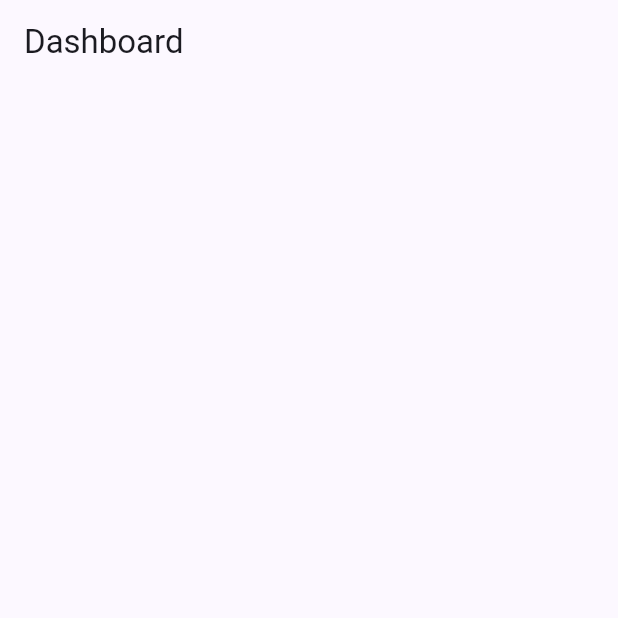
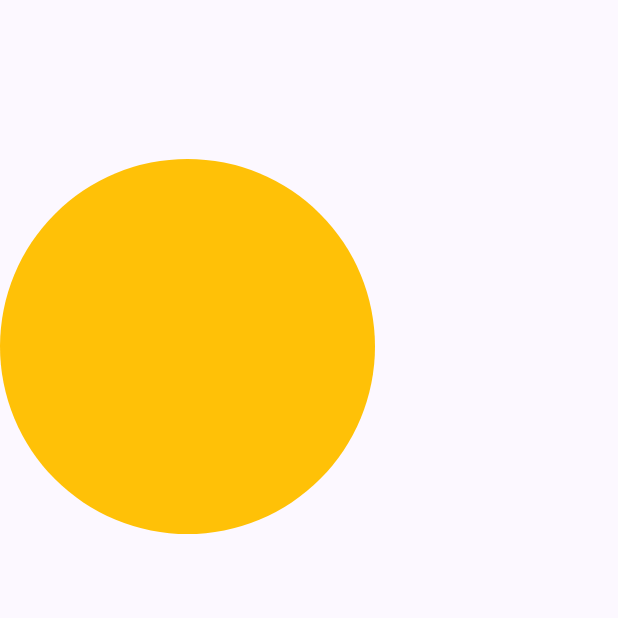
Before and after one commit to cacabf/week6, a Flutter app: the screen it shows after launch, on a phone screen of 412 x 824 dp, the top half of it. Run offline on Flutter 3.47's test engine with Material 3 defaults, Android fonts, the phone set to English and light mode, and no system bars.

Commit message:
splash pertama

```diff
--- a/lib/screen/splash_screen_dart1.dart
+++ b/lib/screen/splash_screen_dart1.dart
@@ -6,16 +6,20 @@ class SplashScreenDart1 extends StatelessWidget {
   Widget build(BuildContext context) {
     return Scaffold(
             appBar: AppBar(
-              title: const Text("Dashboard"),
               actions: const [],
             ),
-            body: SingleChildScrollView(
-              child: Container(
-                padding: const EdgeInsets.all(20.0),
-                child: const Column(
-                  children: [],
-                ),
-              ),
+            body: Column(
+              children: [
+                SizedBox(height: 50),
+                Container(
+                  width: 250,
+                  height: 250,
+                  decoration: BoxDecoration(
+                    shape: BoxShape.circle,
+                    color: Colors.amber),
+                  ),
+              ],
+
             ),
           );;
   }
```
